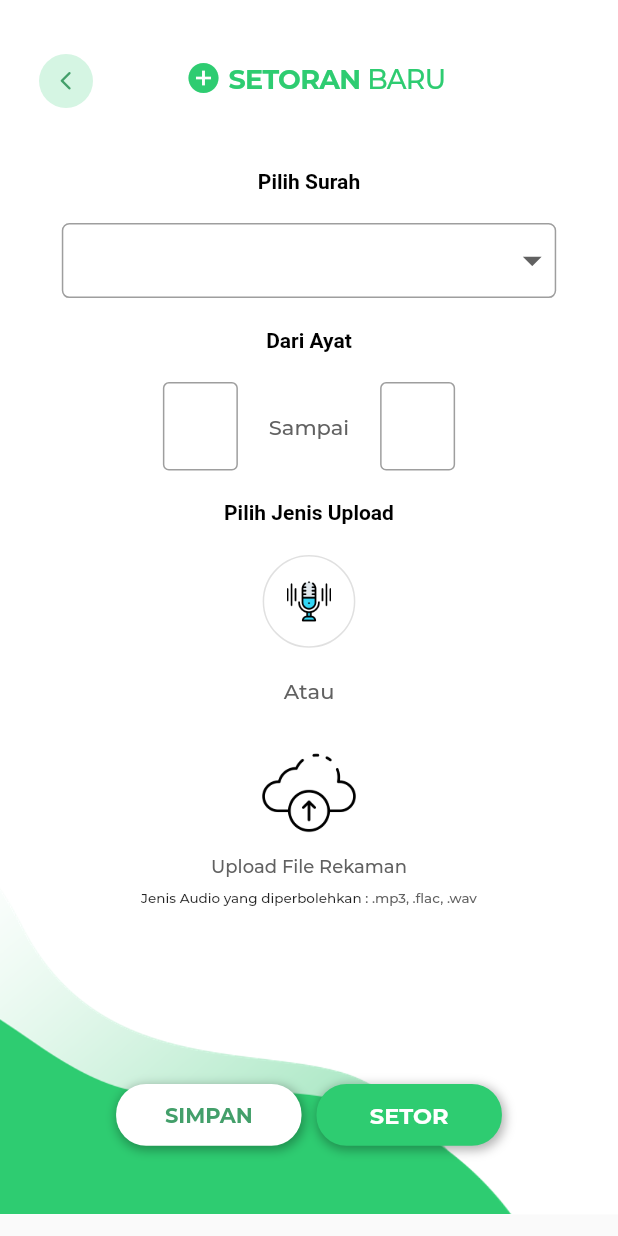
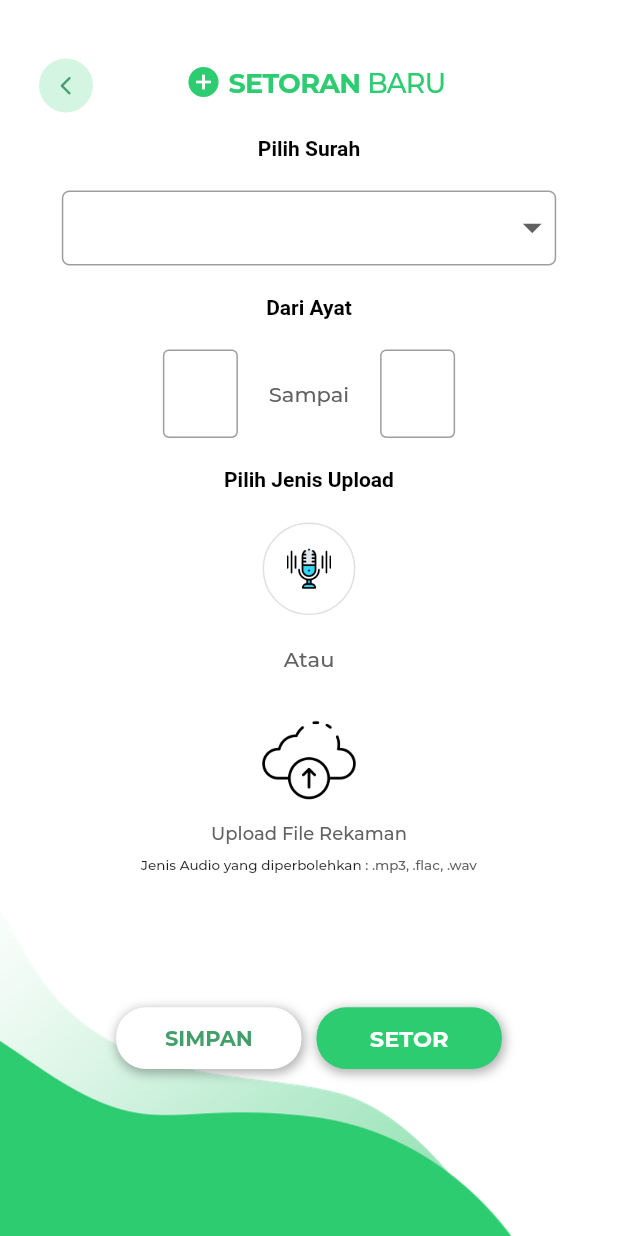
Before and after one commit to Kesantrian-App/mobile-ver, a Flutter app: the SetoranBaru screen opened directly, on a phone screen of 412 x 824 dp. Run offline on Flutter 3.47's test engine with Material 2 defaults, Android fonts, the light colour scheme and no system bars; our stand-ins replace bouncing_widget, fluttertoast, google_nav_bar, hexcolor, page_transition, percent_indicator; missing offline and left inert: fdottedline, ndialog; Roboto replaces fonts that are missing (Noto); project files that could hold a hidden picture were left out.

Commit message:
Santri App v1.5

```diff
--- a/lib/ui/setoran/setoranbaru.dart
+++ b/lib/ui/setoran/setoranbaru.dart
@@ -26,7 +26,9 @@ class _SetoranBaruState extends State<SetoranBaru> {
     queryData = MediaQuery.of(context);
 
     return Scaffold(
-      body: SingleChildScrollView(
+      body: ScrollConfiguration(
+        behavior: MyBehavior(),
+        child: SingleChildScrollView(
           child: Container(
             decoration: BoxDecoration(
               color: Colors.white
@@ -46,10 +48,14 @@ class _SetoranBaruState extends State<SetoranBaru> {
                         ),
                       ),
                 ),
-              Column(
+                Container(
+                  width: MediaQuery.of(context).size.width * 1,
+                  height: MediaQuery.of(context).size.height * 1,
+                  child: Column(
+                    crossAxisAlignment: CrossAxisAlignment.center,
                     children: [
                       Container(
-                    padding: EdgeInsets.only(top: 30.0),
+                        padding: EdgeInsets.only(top: MediaQuery.of(context).size.height/25.0),
                         child: Row(
                           crossAxisAlignment: CrossAxisAlignment.start,
                           mainAxisAlignment: MainAxisAlignment.spaceBetween,
@@ -85,11 +91,6 @@ class _SetoranBaruState extends State<SetoranBaru> {
                           ],
                         ),
                       ),
-                  Column(
-                    crossAxisAlignment: CrossAxisAlignment.center,
-                    children: [
-                      SizedBox(
-                          height: MediaQuery.of(context).size.height * 0.03),
                       // Surat
                       Padding(
                         padding: EdgeInsets.symmetric(
@@ -172,6 +173,7 @@ class _SetoranBaruState extends State<SetoranBaru> {
                                       border: OutlineInputBorder(),
                                       counterText: ""),
                                   maxLength: 2,
+                                  keyboardType: TextInputType.number,
                                   controller: ayatAwal,
                                   onChanged: (text) {
                                     nilaiAyat = text;
@@ -204,6 +206,7 @@ class _SetoranBaruState extends State<SetoranBaru> {
                                       border: OutlineInputBorder(),
                                       counterText: ""),
                                   maxLength: 2,
+                                  keyboardType: TextInputType.number,
                                   controller: ayatAkhir,
                                   onChanged: (text) {
                                     nilaiAyat = text;
@@ -324,7 +327,7 @@ class _SetoranBaruState extends State<SetoranBaru> {
                           ),
                         ),
                       ),
-                      SizedBox(height: MediaQuery.of(context).size.height * 0.05),
+                      SizedBox(height: MediaQuery.of(context).size.height / 70),
                       Container(
                         margin: EdgeInsets.symmetric(vertical: queryData.size.height/18.0),
                         child: Row(
@@ -440,12 +443,12 @@ class _SetoranBaruState extends State<SetoranBaru> {
                       )
                     ],
                   ),
-                ],
                 ),
               ]
             ),
           ),
         ),
+      )
     );
   }
 }
```
Lines whose indentation alone changed are shown as unchanged.
